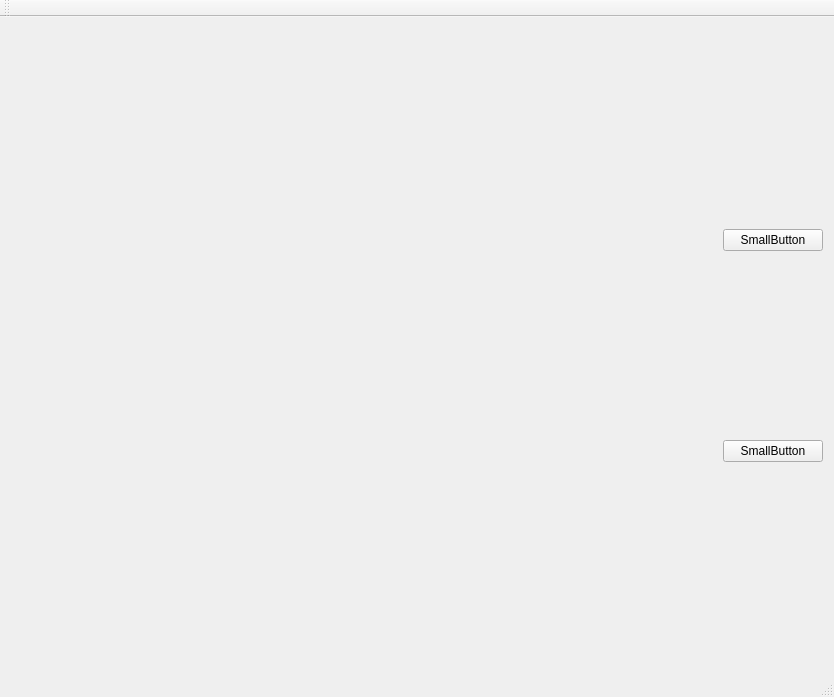
This is src/main_window.ui in jur4ikoff/cg-coursework as Qt 5 draws it before an edit. The edited form follows.
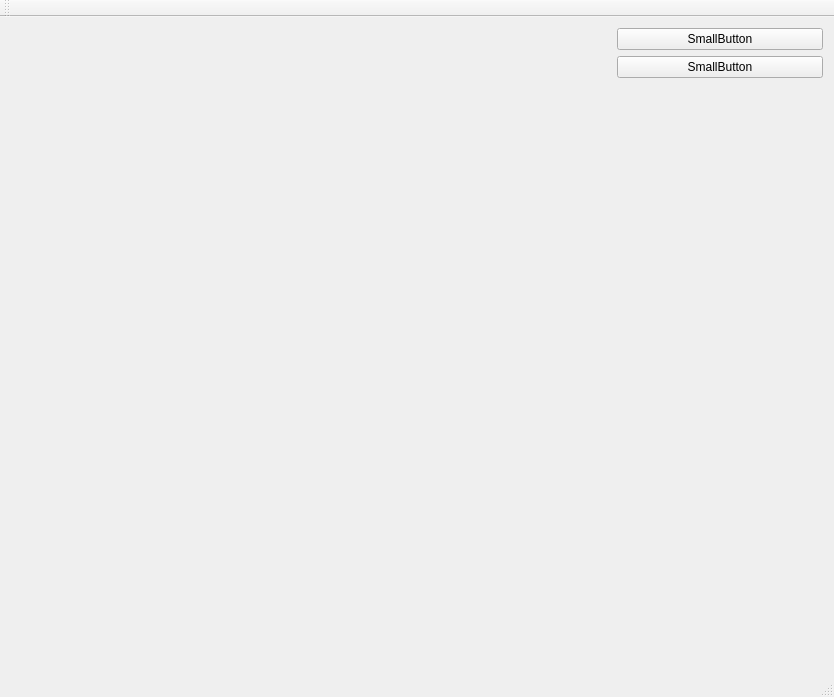
This is the edited form.

```diff
--- a/src/main_window.ui
+++ b/src/main_window.ui
@@ -25,6 +25,12 @@
      <layout class="QHBoxLayout" name="horizontalLayout">
       <item>
        <widget class="QLabel" name="imageLabel">
+        <property name="sizePolicy">
+         <sizepolicy hsizetype="Expanding" vsizetype="Expanding">
+          <horstretch>0</horstretch>
+          <verstretch>0</verstretch>
+         </sizepolicy>
+        </property>
         <property name="minimumSize">
          <size>
           <width>600</width>
@@ -40,9 +46,15 @@
        <layout class="QVBoxLayout" name="verticalLayout_2">
         <item>
          <widget class="QPushButton" name="pushButton_4">
+          <property name="sizePolicy">
+           <sizepolicy hsizetype="Expanding" vsizetype="Minimum">
+            <horstretch>0</horstretch>
+            <verstretch>0</verstretch>
+           </sizepolicy>
+          </property>
           <property name="maximumSize">
            <size>
-            <width>100</width>
+            <width>300</width>
             <height>16777215</height>
            </size>
           </property>
@@ -53,9 +65,15 @@
         </item>
         <item>
          <widget class="QPushButton" name="pushButton_3">
+          <property name="sizePolicy">
+           <sizepolicy hsizetype="Expanding" vsizetype="Fixed">
+            <horstretch>0</horstretch>
+            <verstretch>0</verstretch>
+           </sizepolicy>
+          </property>
           <property name="maximumSize">
            <size>
-            <width>100</width>
+            <width>300</width>
             <height>16777215</height>
            </size>
           </property>
@@ -64,6 +82,19 @@
           </property>
          </widget>
         </item>
+        <item>
+         <spacer name="verticalSpacer">
+          <property name="orientation">
+           <enum>Qt::Vertical</enum>
+          </property>
+          <property name="sizeHint" stdset="0">
+           <size>
+            <width>20</width>
+            <height>40</height>
+           </size>
+          </property>
+         </spacer>
+        </item>
        </layout>
       </item>
      </layout>
```
Left out of the diff: 2 changed lines with no effect on the pictures.
